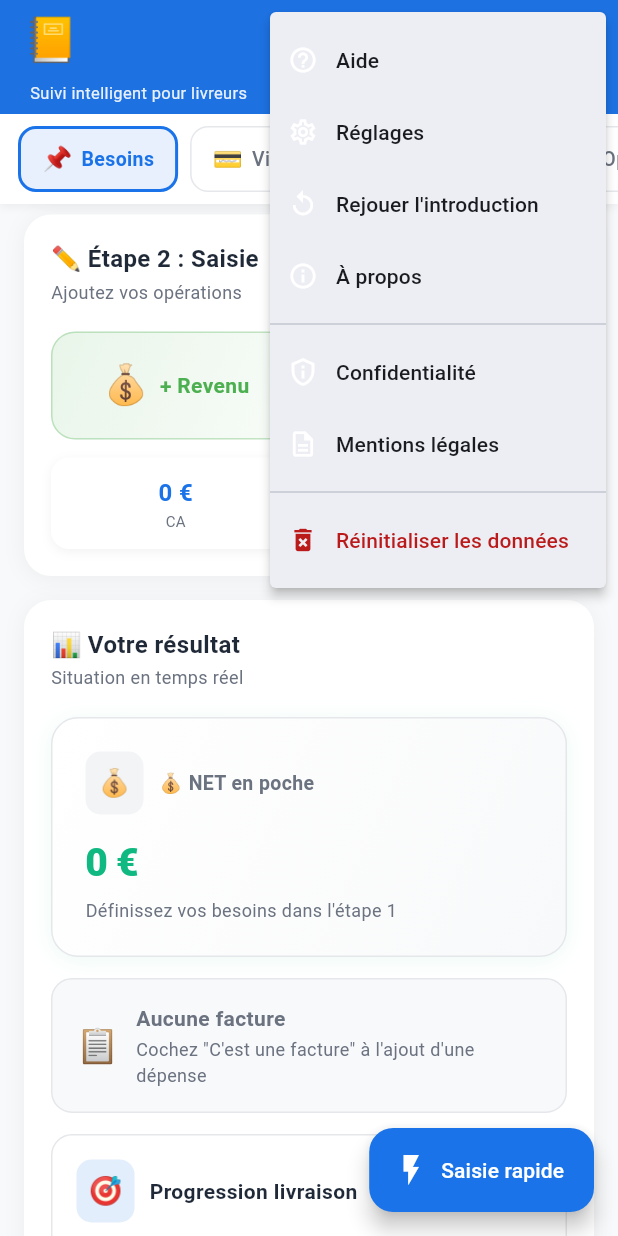
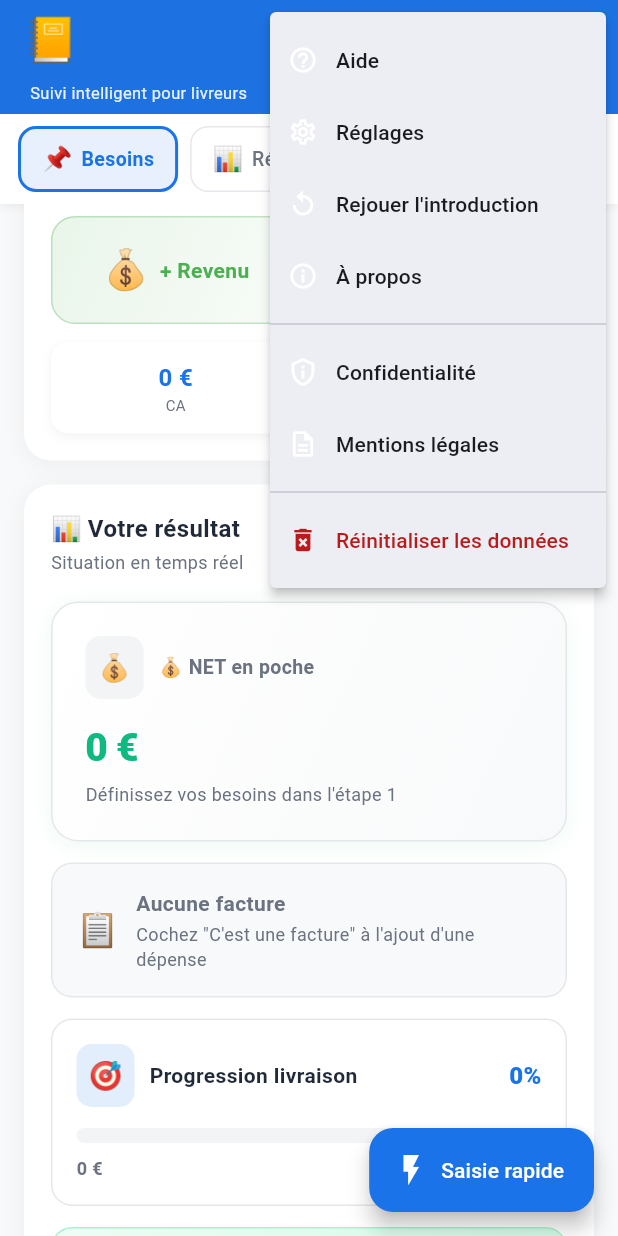
Before and after one commit to olgaflow/budget, a Flutter app: the HomePage screen opened directly, scrolled down 576 dp, after a tap on the "more vert" icon, on a phone screen of 412 x 824 dp. Run offline on Flutter 3.47's test engine with Material 3 defaults, Android fonts, the phone set to English and light mode, and no system bars; our stand-ins replace fl_chart, package_info_plus, shared_preferences; accounts and stored records are empty.

Commit message:
Remove Virement tab, fix duplicate Aides, fix popup overflow, fix legal warning in dark mode

```diff
--- a/lib/main.dart
+++ b/lib/main.dart
@@ -253,7 +253,6 @@ class _HomePageState extends State<HomePage> {
   final ScrollController _scrollController = ScrollController();
   final Map<String, GlobalKey> _sectionKeys = {
     'objectives': GlobalKey(),
-    'transfer': GlobalKey(),
     'result': GlobalKey(),
     'entries': GlobalKey(),
   };
@@ -1598,33 +1597,33 @@ class _HomePageState extends State<HomePage> {
             itemBuilder: (context) => [
               PopupMenuItem(
                 value: 'help',
-                child: Row(children: [Icon(Icons.help_outline, size: 20), SizedBox(width: 12), Text('Aide')]),
+                child: Row(children: [Icon(Icons.help_outline, size: 20), const SizedBox(width: 12), Flexible(child: Text('Aide'))]),
               ),
               PopupMenuItem(
                 value: 'settings',
-                child: Row(children: [Icon(Icons.settings_outlined, size: 20), SizedBox(width: 12), Text('Réglages')]),
+                child: Row(children: [Icon(Icons.settings_outlined, size: 20), const SizedBox(width: 12), Flexible(child: Text('Réglages'))]),
               ),
               PopupMenuItem(
                 value: 'replay_onboarding',
-                child: Row(children: [Icon(Icons.replay_outlined, size: 20), SizedBox(width: 12), Text('Rejouer l\'introduction')]),
+                child: Row(children: [Icon(Icons.replay_outlined, size: 20), const SizedBox(width: 12), Flexible(child: Text('Rejouer l\'introduction'))]),
               ),
               PopupMenuItem(
                 value: 'about',
-                child: Row(children: [Icon(Icons.info_outline, size: 20), SizedBox(width: 12), Text('À propos')]),
-              ),
-              PopupMenuDivider(),
+                child: Row(children: [Icon(Icons.info_outline, size: 20), const SizedBox(width: 12), Flexible(child: Text('À propos'))]),
+              ),
+              const PopupMenuDivider(),
               PopupMenuItem(
                 value: 'privacy',
-                child: Row(children: [Icon(Icons.privacy_tip_outlined, size: 20), SizedBox(width: 12), Text('Confidentialité')]),
+                child: Row(children: [Icon(Icons.privacy_tip_outlined, size: 20), const SizedBox(width: 12), Flexible(child: Text('Confidentialité'))]),
               ),
               PopupMenuItem(
                 value: 'terms',
-                child: Row(children: [Icon(Icons.description_outlined, size: 20), SizedBox(width: 12), Text('Mentions légales')]),
-              ),
-              PopupMenuDivider(),
+                child: Row(children: [Icon(Icons.description_outlined, size: 20), const SizedBox(width: 12), Flexible(child: Text('Mentions légales'))]),
+              ),
+              const PopupMenuDivider(),
               PopupMenuItem(
                 value: 'reset',
-                child: Row(children: [Icon(Icons.delete_forever, size: 20, color: Theme.of(context).colorScheme.error), SizedBox(width: 12), Text('Réinitialiser les données', style: TextStyle(color: Theme.of(context).colorScheme.error))]),
+                child: Row(children: [Icon(Icons.delete_forever, size: 20, color: Theme.of(context).colorScheme.error), const SizedBox(width: 12), Flexible(child: Text('Réinitialiser les données', style: TextStyle(color: Theme.of(context).colorScheme.error)))]),
               ),
             ],
           ),
@@ -1843,7 +1842,6 @@ class _HomePageState extends State<HomePage> {
   Widget _buildQuickNav() {
     final tabs = [
       {'key': 'objectives', 'icon': '📌', 'label': 'Besoins'},
-      {'key': 'transfer', 'icon': '💳', 'label': 'Virement'},
       {'key': 'result', 'icon': '📊', 'label': 'Résultat'},
       {'key': 'entries', 'icon': '📋', 'label': 'Opérations'},
     ];
@@ -1946,11 +1944,6 @@ class _HomePageState extends State<HomePage> {
             ],
           ),
           SizedBox(height: 12),
-          Row(
-            children: [
-              Expanded(child: _inputField(label: '💰 Aides (APL, RSA...)', value: aides, onChanged: (v) { setState(() { _objectives['aides'] = v; }); }, suffix: '€/mois')),
-            ],
-          ),
           SizedBox(height: 16),
           SizedBox(
             width: double.infinity,
```
Also changed, not shown: lib/legal_screens.dart (+8 -4 lines).
